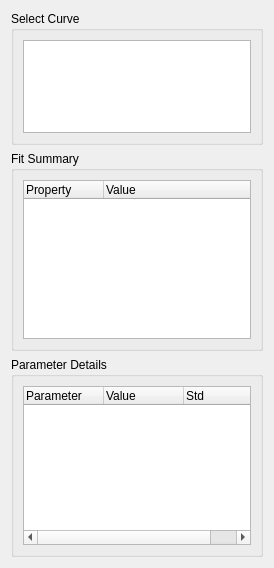
First picture: the form in bec_widgets/widgets/lmfit_dialog/lmfit_dialog_vertical.ui, repository bec-project/bec_widgets, before the edit.
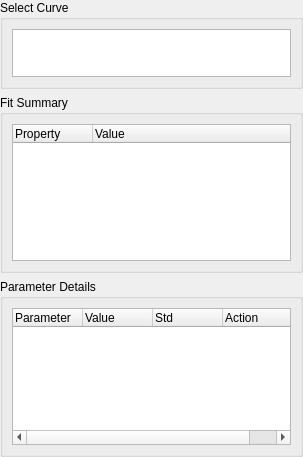
Second picture: the form after the edit.

Commit message: feat: add move to position button to lmfit dialog

Patch:
```diff
--- a/bec_widgets/widgets/lmfit_dialog/lmfit_dialog_vertical.ui
+++ b/bec_widgets/widgets/lmfit_dialog/lmfit_dialog_vertical.ui
@@ -6,12 +6,12 @@
    <rect>
     <x>0</x>
     <y>0</y>
-    <width>274</width>
-    <height>568</height>
+    <width>303</width>
+    <height>457</height>
    </rect>
   </property>
   <property name="sizePolicy">
-   <sizepolicy hsizetype="Expanding" vsizetype="Expanding">
+   <sizepolicy hsizetype="Preferred" vsizetype="Preferred">
     <horstretch>0</horstretch>
     <verstretch>0</verstretch>
    </sizepolicy>
@@ -19,15 +19,40 @@
   <property name="windowTitle">
    <string>Form</string>
   </property>
-  <layout class="QVBoxLayout" name="verticalLayout_4" stretch="0,0,0">
+  <layout class="QVBoxLayout" name="verticalLayout_4" stretch="1,2,2">
+   <property name="leftMargin">
+    <number>0</number>
+   </property>
+   <property name="topMargin">
+    <number>0</number>
+   </property>
+   <property name="rightMargin">
+    <number>0</number>
+   </property>
+   <property name="bottomMargin">
+    <number>0</number>
+   </property>
    <item>
     <widget class="QGroupBox" name="group_curve_selection">
+     <property name="sizePolicy">
+      <sizepolicy hsizetype="Minimum" vsizetype="Minimum">
+       <horstretch>0</horstretch>
+       <verstretch>0</verstretch>
+      </sizepolicy>
+     </property>
      <property name="title">
       <string>Select Curve</string>
      </property>
      <layout class="QVBoxLayout" name="verticalLayout" stretch="3">
       <item>
-       <widget class="QListWidget" name="curve_list"/>
+       <widget class="QListWidget" name="curve_list">
+        <property name="sizePolicy">
+         <sizepolicy hsizetype="Ignored" vsizetype="Ignored">
+          <horstretch>0</horstretch>
+          <verstretch>0</verstretch>
+         </sizepolicy>
+        </property>
+       </widget>
       </item>
      </layout>
     </widget>
@@ -35,15 +60,15 @@
    <item>
     <widget class="QGroupBox" name="group_summary">
      <property name="sizePolicy">
-      <sizepolicy hsizetype="MinimumExpanding" vsizetype="MinimumExpanding">
+      <sizepolicy hsizetype="Minimum" vsizetype="Minimum">
        <horstretch>0</horstretch>
        <verstretch>0</verstretch>
       </sizepolicy>
      </property>
      <property name="minimumSize">
       <size>
-       <width>250</width>
-       <height>200</height>
+       <width>0</width>
+       <height>0</height>
       </size>
      </property>
      <property name="title">
@@ -53,7 +78,7 @@
       <item>
        <widget class="QTreeWidget" name="summary_tree">
         <property name="sizePolicy">
-         <sizepolicy hsizetype="Expanding" vsizetype="Expanding">
+         <sizepolicy hsizetype="Ignored" vsizetype="Ignored">
           <horstretch>0</horstretch>
           <verstretch>0</verstretch>
          </sizepolicy>
@@ -88,15 +113,15 @@
    <item>
     <widget class="QGroupBox" name="group_parameters">
      <property name="sizePolicy">
-      <sizepolicy hsizetype="MinimumExpanding" vsizetype="MinimumExpanding">
+      <sizepolicy hsizetype="Minimum" vsizetype="Minimum">
        <horstretch>0</horstretch>
        <verstretch>0</verstretch>
       </sizepolicy>
      </property>
      <property name="minimumSize">
       <size>
-       <width>250</width>
-       <height>200</height>
+       <width>0</width>
+       <height>0</height>
       </size>
      </property>
      <property name="title">
@@ -106,7 +131,7 @@
       <item>
        <widget class="QTreeWidget" name="param_tree">
         <property name="sizePolicy">
-         <sizepolicy hsizetype="Expanding" vsizetype="Expanding">
+         <sizepolicy hsizetype="Ignored" vsizetype="Ignored">
           <horstretch>0</horstretch>
           <verstretch>0</verstretch>
          </sizepolicy>
@@ -117,8 +142,11 @@
           <height>0</height>
          </size>
         </property>
+        <property name="columnCount">
+         <number>4</number>
+        </property>
         <attribute name="headerDefaultSectionSize">
-         <number>80</number>
+         <number>70</number>
         </attribute>
         <column>
          <property name="text">
@@ -135,6 +163,11 @@
           <string>Std</string>
          </property>
         </column>
+        <column>
+         <property name="text">
+          <string>Action</string>
+         </property>
+        </column>
        </widget>
       </item>
      </layout>
```
The commit also changes 1 other file.
